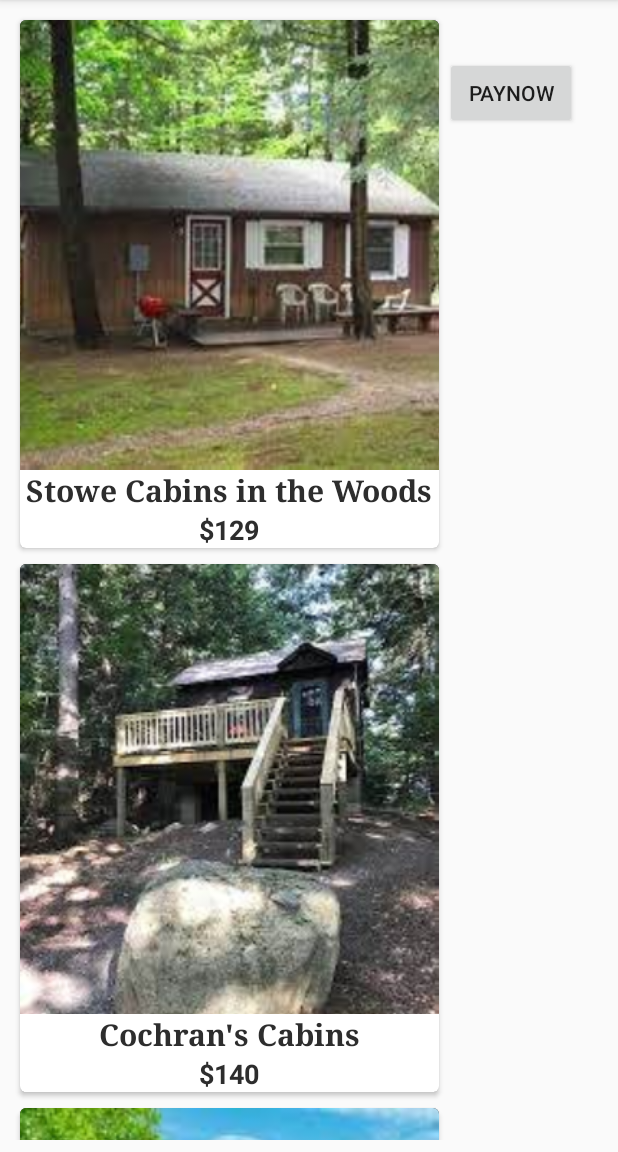
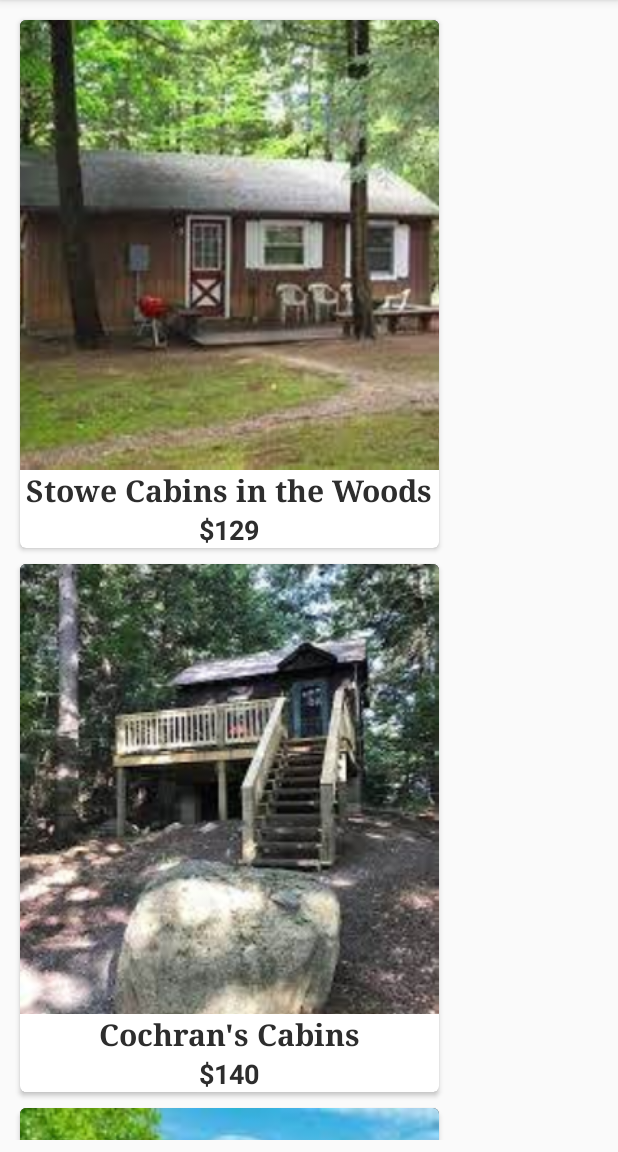
Before and after one commit to Navan005/DraftTrip, an Android app: the CabinlistActivity screen opened directly, with no data from a screen before it, on a phone screen of 412 x 824 dp, the part 84-1236 px from its top. Run offline under Robolectric (Android 15) with nearby library versions, the phone set to English and light mode, and no system bars.

Commit message:
bugs fixes

```diff
--- a/app/src/main/java/com/example/drafttrip/CabinlistActivity.java
+++ b/app/src/main/java/com/example/drafttrip/CabinlistActivity.java
@@ -42,17 +42,10 @@ public class CabinlistActivity extends AppCompatActivity {
 
 
 
-        Button b1;
 
 
-        b1 = (Button) findViewById(R.id.button3);
-        b1.setOnClickListener(new View.OnClickListener() {
-            @Override
-            public void onClick(View view) {
-                Intent intent5=new Intent(CabinlistActivity.this, Paynow.class);
-                startActivity(intent5);
-            }
-        });
+
+
     }
 
 }
--- a/app/src/main/res/layout/activity_cabinlist.xml
+++ b/app/src/main/res/layout/activity_cabinlist.xml
@@ -12,13 +12,4 @@
         android:layout_width="wrap_content"
         android:layout_height="match_parent"
         tools:ignore="MissingConstraints" />
-    <Button
-        android:id="@+id/button3"
-        android:layout_width="wrap_content"
-        android:layout_height="wrap_content"
-        android:layout_marginStart="-1dp"
-        android:layout_marginTop="30dp"
-        android:text="Paynow"
-        app:layout_constraintStart_toEndOf="@+id/recyclerview_id"
-        app:layout_constraintTop_toTopOf="parent" />
 </androidx.constraintlayout.widget.ConstraintLayout>
```
Also changed, not shown: app/src/main/java/com/example/drafttrip/ApartmentlistActivity.java (+1 -14 lines), app/src/main/java/com/example/drafttrip/CottagelistActivity.java (+1 -8 lines), app/src/main/java/com/example/drafttrip/CountrylistActivity.java (+0 -10 lines), app/src/main/java/com/example/drafttrip/HotellistActivity.java (+1 -8 lines), app/src/main/java/com/example/drafttrip/VillalistActivity.java (+1 -8 lines), app/src/main/res/layout/activity_apartmentlist.xml (+1 -9 lines), app/src/main/res/layout/activity_cottagelist.xml (+0 -9 lines), app/src/main/res/layout/activity_countrylist.xml (+0 -9 lines), app/src/main/res/layout/activity_hotellist.xml (+0 -9 lines), app/src/main/res/layout/activity_villalist.xml (+0 -9 lines).
